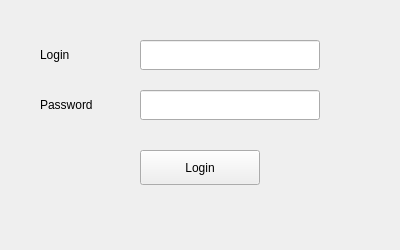
Before: the Qt Designer form client/loginwindow.ui in strnb/GradientProject, drawn with Qt 5.
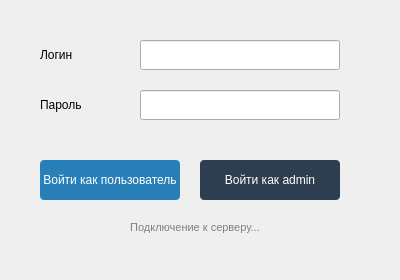
After: the same form once the commit is applied.

```diff
--- a/client/loginwindow.ui
+++ b/client/loginwindow.ui
@@ -9,7 +9,7 @@
                 <x>0</x>
                 <y>0</y>
                 <width>400</width>
-                <height>250</height>
+                <height>280</height>
             </rect>
         </property>
 
@@ -30,18 +30,13 @@
                 </property>
 
                 <property name="text">
-                    <string>Login</string>
+                    <string>Логин</string>
                 </property>
             </widget>
 
             <widget class="QLineEdit" name="loginEdit">
                 <property name="geometry">
-                    <rect>
-                        <x>140</x>
-                        <y>40</y>
-                        <width>180</width>
-                        <height>30</height>
-                    </rect>
+                    <rect><x>140</x><y>40</y><width>200</width><height>30</height></rect>
                 </property>
             </widget>
 
@@ -56,20 +51,14 @@
                 </property>
 
                 <property name="text">
-                    <string>Password</string>
+                    <string>Пароль</string>
                 </property>
             </widget>
 
             <widget class="QLineEdit" name="passwordEdit">
                 <property name="geometry">
-                    <rect>
-                        <x>140</x>
-                        <y>90</y>
-                        <width>180</width>
-                        <height>30</height>
-                    </rect>
+                    <rect><x>140</x><y>90</y><width>200</width><height>30</height></rect>
                 </property>
-
                 <property name="echoMode">
                     <enum>QLineEdit::Password</enum>
                 </property>
@@ -77,16 +66,44 @@
 
             <widget class="QPushButton" name="loginButton">
                 <property name="geometry">
-                    <rect>
-                        <x>140</x>
-                        <y>150</y>
-                        <width>120</width>
-                        <height>35</height>
-                    </rect>
+                    <rect><x>40</x><y>160</y><width>140</width><height>40</height></rect>
                 </property>
+                <property name="text">
+                    <string>Войти как пользователь</string>
+                </property>
+                <property name="styleSheet">
+                    <string>QPushButton { background-color: #2980b9; color: white; border-radius: 4px; }
+                        QPushButton:hover { background-color: #3498db; }</string>
+                </property>
+            </widget>
 
+            <!-- Кнопка входа для администратора -->
+            <widget class="QPushButton" name="adminLoginButton">
+                <property name="geometry">
+                    <rect><x>200</x><y>160</y><width>140</width><height>40</height></rect>
+                </property>
                 <property name="text">
-                    <string>Login</string>
+                    <string>Войти как admin</string>
+                </property>
+                <property name="styleSheet">
+                    <string>QPushButton { background-color: #2c3e50; color: white; border-radius: 4px; }
+                        QPushButton:hover { background-color: #34495e; }</string>
+                </property>
+            </widget>
+
+            <!-- Метка статуса подключения -->
+            <widget class="QLabel" name="statusLabel">
+                <property name="geometry">
+                    <rect><x>40</x><y>215</y><width>310</width><height>25</height></rect>
+                </property>
+                <property name="text">
+                    <string>Подключение к серверу...</string>
+                </property>
+                <property name="alignment">
+                    <set>Qt::AlignCenter</set>
+                </property>
+                <property name="styleSheet">
+                    <string>color: gray; font-size: 11px;</string>
                 </property>
             </widget>
 
```
Left out of the diff: 19 changed lines with no effect on the pictures.
